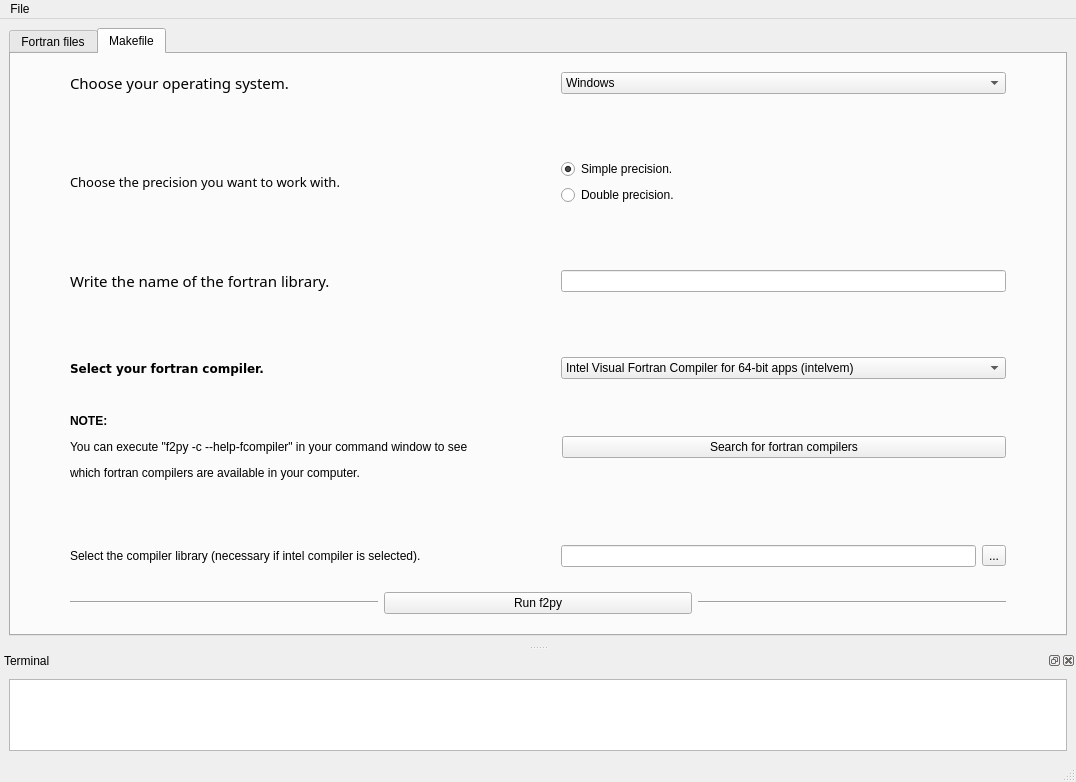
Above: fparser_GUI/GUI.ui from mramagu/Fortran-to-Python-Wrapper before the change. Below: the same form after it.
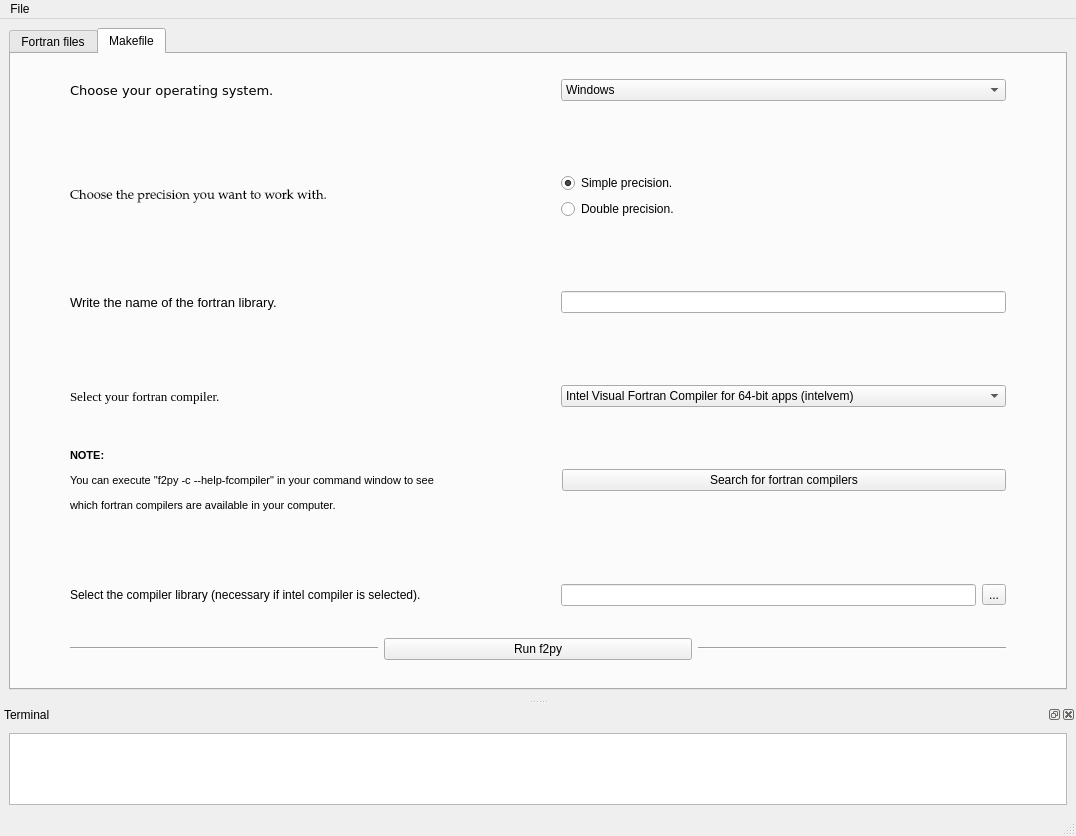
That is the form after the change.

What changed in the file:
```diff
--- a/fparser_GUI/GUI.ui
+++ b/fparser_GUI/GUI.ui
@@ -7,7 +7,7 @@
     <x>0</x>
     <y>0</y>
     <width>1076</width>
-    <height>782</height>
+    <height>836</height>
    </rect>
   </property>
   <property name="windowTitle">
@@ -328,8 +328,8 @@
              <widget class="QLabel" name="label_make_OS">
               <property name="font">
                <font>
-                <family>Abyssinica SIL</family>
-                <pointsize>11</pointsize>
+                <family>Verdana</family>
+                <pointsize>10</pointsize>
                </font>
               </property>
               <property name="text">
@@ -395,7 +395,7 @@
              <widget class="QLabel" name="label_make_precission">
               <property name="font">
                <font>
-                <family>Tibetan Machine Uni</family>
+                <family>Palatino Linotype</family>
                 <pointsize>10</pointsize>
                </font>
               </property>
@@ -462,8 +462,8 @@
              <widget class="QLabel" name="label_make_lib">
               <property name="font">
                <font>
-                <family>Nakula</family>
-                <pointsize>11</pointsize>
+                <family>Tahoma</family>
+                <pointsize>10</pointsize>
                </font>
               </property>
               <property name="text">
@@ -528,9 +528,10 @@
              <widget class="QLabel" name="label_make_FC">
               <property name="font">
                <font>
-                <family>DejaVu Sans</family>
-                <weight>75</weight>
-                <bold>true</bold>
+                <family>Georgia</family>
+                <pointsize>10</pointsize>
+                <weight>50</weight>
+                <bold>false</bold>
                </font>
               </property>
               <property name="text">
@@ -594,6 +595,11 @@
            <layout class="QVBoxLayout" name="verticalLayout_12">
             <item>
              <widget class="QLabel" name="label_f2py">
+              <property name="font">
+               <font>
+                <pointsize>8</pointsize>
+               </font>
+              </property>
               <property name="autoFillBackground">
                <bool>false</bool>
               </property>
```
Left out of the diff: 2 changed lines with no effect on the pictures.
